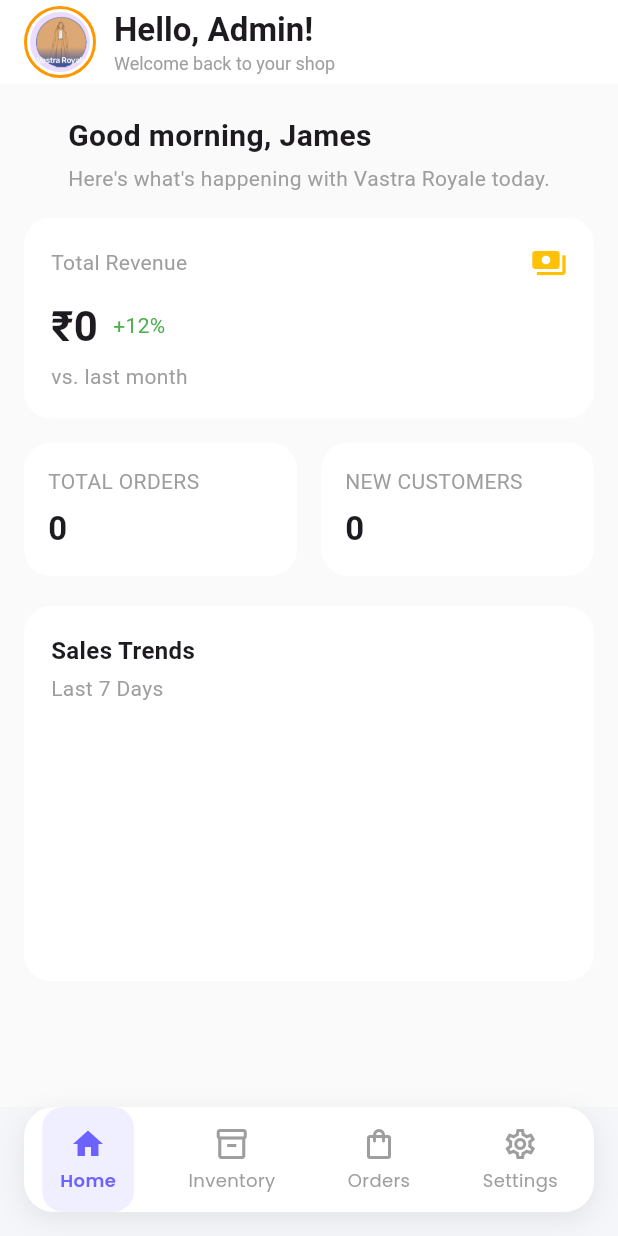
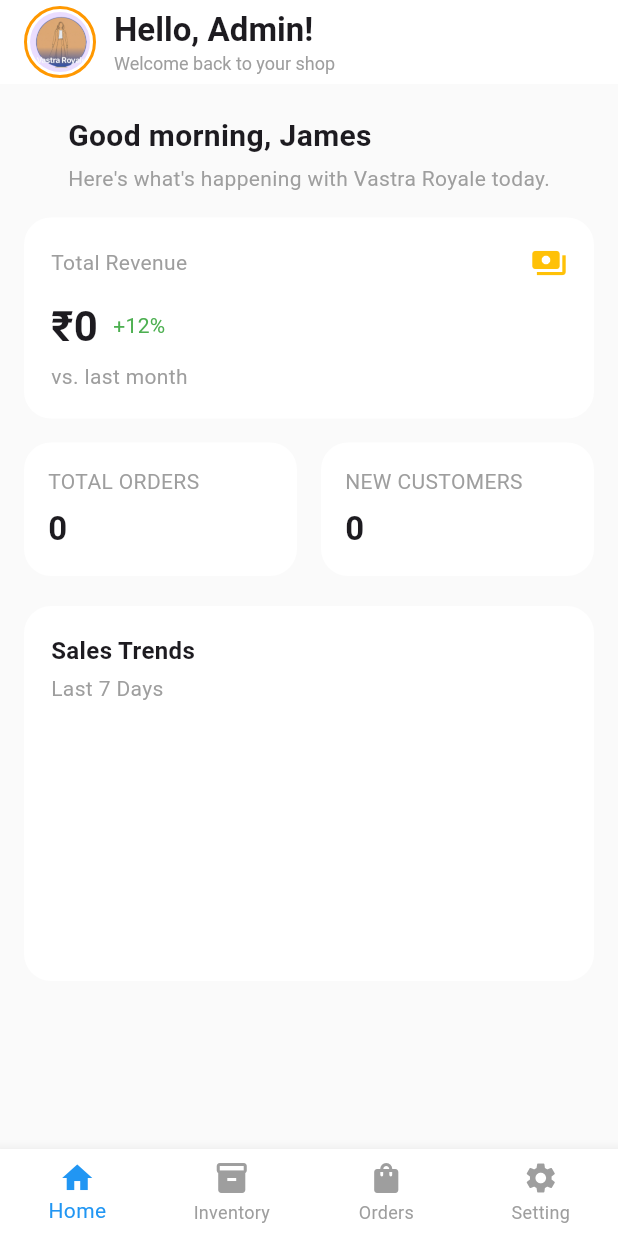
Before and after one commit to Rajveersinh016/e_commarce_admin_vastra_royal, a Flutter app: the BottomNavigation screen opened directly, on a phone screen of 412 x 824 dp. Run offline on Flutter 3.47's test engine with Material 3 defaults, Android fonts, the phone set to English and light mode, and no system bars; drawn by our look-alikes of fl_chart; our stand-ins replace barcode_widget, firebase_auth, firebase_core, firebase_database, firebase_storage, flutter_colorpicker and 2 more; accounts and stored records are empty.

Commit message:
order screen updated

```diff
--- a/lib/UI/Home/Bottom_Navigation/bottom_navigation.dart
+++ b/lib/UI/Home/Bottom_Navigation/bottom_navigation.dart
@@ -1,5 +1,4 @@
 import 'package:flutter/material.dart';
-import 'package:google_fonts/google_fonts.dart';
 
 import '../Home_Page/home_page.dart';
 import '../Inventory/inventory.dart';
@@ -14,99 +13,51 @@ class BottomNavigation extends StatefulWidget {
 }
 
 class _BottomNavigationState extends State<BottomNavigation> {
+
   int currentIndex = 0;
 
-  final List<Widget> pages = [
+  List<Widget> pages = [
     HomePage(),
     Inventory(),
     Orders(),
     AdminSettingsScreen(),
   ];
 
-  void onTap(int index) {
+  void onTap(int index){
     setState(() {
       currentIndex = index;
     });
   }
 
+
   @override
   Widget build(BuildContext context) {
     return Scaffold(
-      backgroundColor: const Color(0xFFF5F6FA),
+      backgroundColor: Colors.white,
 
       body: IndexedStack(
         index: currentIndex,
         children: pages,
       ),
+      bottomNavigationBar: BottomNavigationBar(
+        type: BottomNavigationBarType.fixed,
+        backgroundColor: Colors.white,
+        currentIndex: currentIndex,
+        onTap: onTap,
 
-      ///  Custom Floating Bottom Bar
-      bottomNavigationBar: Padding(
-        padding: const EdgeInsets.fromLTRB(16, 0, 16, 16),
-        child: Container(
-          height: 70,
-          decoration: BoxDecoration(
-            color: Colors.white,
-            borderRadius: BorderRadius.circular(20),
-            boxShadow: [
-              BoxShadow(
-                color: Colors.black.withOpacity(0.08),
-                blurRadius: 15,
-                offset: const Offset(0, 5),
-              ),
-            ],
-          ),
-          child: Row(
-            mainAxisAlignment: MainAxisAlignment.spaceAround,
-            children: [
-              _navItem(Icons.home, "Home", 0),
-              _navItem(Icons.inventory_2_outlined, "Inventory", 1),
-              _navItem(Icons.shopping_bag_outlined, "Orders", 2),
-              _navItem(Icons.settings_outlined, "Settings", 3),
-            ],
-          ),
-        ),
+        selectedItemColor: Colors.blue,
+        unselectedItemColor: Colors.grey,
+
+        items: [
+          BottomNavigationBarItem(icon: Icon(Icons.home), label: "Home"),
+          BottomNavigationBarItem(icon: Icon(Icons.inventory), label: "Inventory"),
+          BottomNavigationBarItem(icon: Icon(Icons.shopping_bag), label: "Orders"),
+          BottomNavigationBarItem(icon: Icon(Icons.settings), label: "Setting"),
+
+        ],
+
       ),
-    );
-  }
 
-  /// 🔹 Nav Item Widget
-  Widget _navItem(IconData icon, String label, int index) {
-    final bool isSelected = currentIndex == index;
-
-    return GestureDetector(
-      onTap: () => onTap(index),
-      child: AnimatedContainer(
-        duration: const Duration(milliseconds: 250),
-        padding: const EdgeInsets.symmetric(horizontal: 12, vertical: 8),
-        decoration: BoxDecoration(
-          color: isSelected
-              ? const Color(0xFF6C63FF).withOpacity(0.1)
-              : Colors.transparent,
-          borderRadius: BorderRadius.circular(14),
-        ),
-        child: Column(
-          mainAxisAlignment: MainAxisAlignment.center,
-          children: [
-            Icon(
-              icon,
-              color: isSelected
-                  ? const Color(0xFF6C63FF)
-                  : Colors.grey,
-            ),
-            const SizedBox(height: 4),
-            Text(
-              label,
-              style: GoogleFonts.poppins(
-                fontSize: 12,
-                color: isSelected
-                    ? const Color(0xFF6C63FF)
-                    : Colors.grey,
-                fontWeight: isSelected ? FontWeight.w600 : FontWeight.normal,
-              ),
-            ),
-          ],
-        ),
-      ),
     );
   }
 }
```
